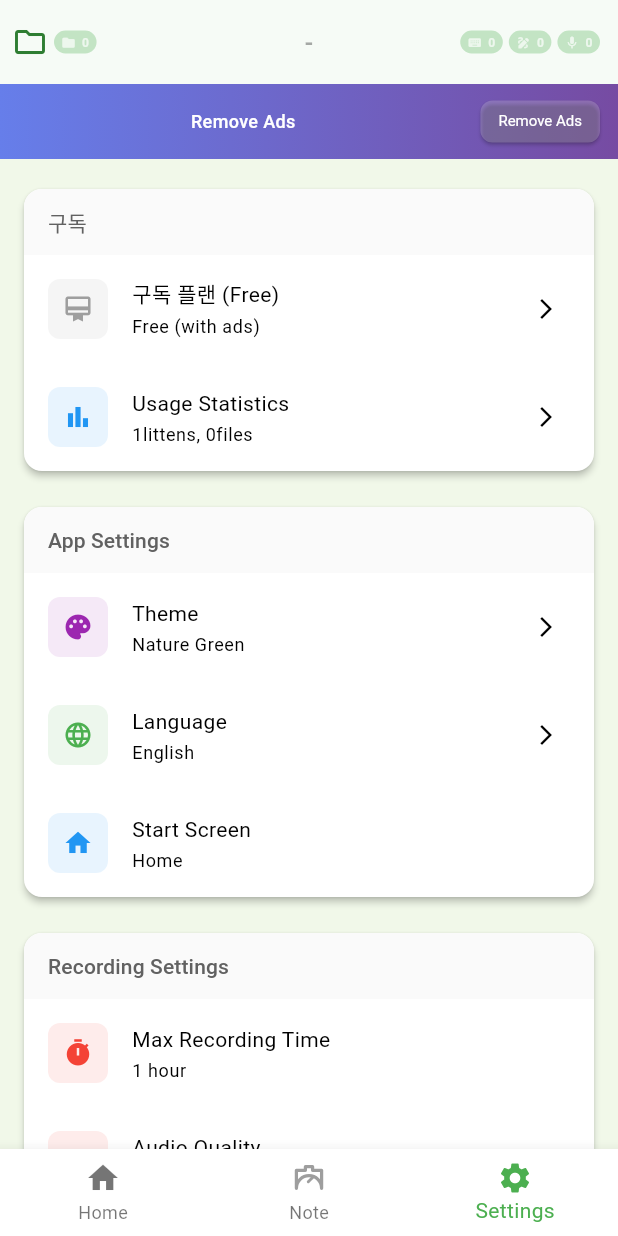
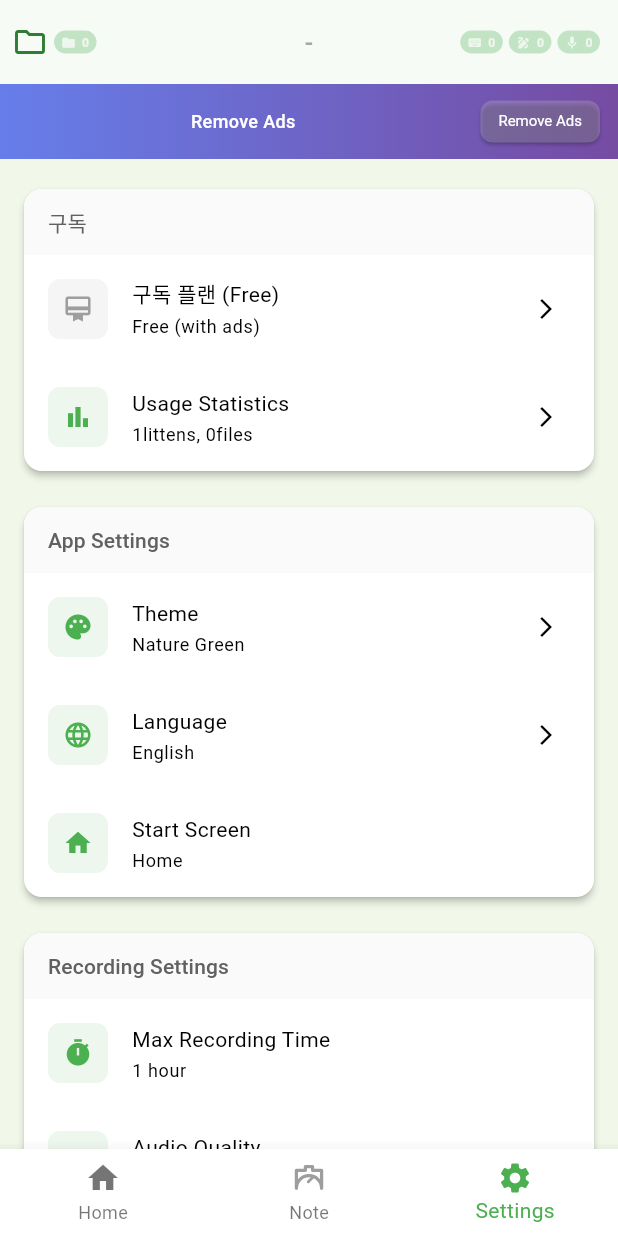
Before and after one commit to bgso7777/litten, a Flutter app: the MainTabScreen screen opened directly, item 3 of the bottom bar chosen, on a phone screen of 412 x 824 dp. Run offline on Flutter 3.47's test engine with Material 3 defaults, Android fonts, the light colour scheme and no system bars; our stand-ins replace audioplayers, file_picker, flutter_local_notifications, permission_handler, printing, shared_preferences and 2 more; missing offline and left inert: dart:html, flutter_painter_v2, flutter_pdfview, html_editor_enhanced, record, workmanager; accounts and stored records are empty; network calls fail; statements that could not run were skipped.

Commit message:
UI 개선 끝

```diff
--- a/frontend/lib/screens/settings_screen.dart
+++ b/frontend/lib/screens/settings_screen.dart
@@ -120,7 +120,7 @@ class _SettingsScreenState extends State<SettingsScreen> {
                 title: l10n?.usageStatistics ?? '사용량 통계',
                 subtitle:
                     '${appState.littens.length}${l10n?.littensCount ?? '개 리튼'}, ${_getTotalFileCount(appState)}${l10n?.filesCount ?? '개 파일'}',
-                iconColor: Colors.blue,
+                iconColor: Theme.of(context).primaryColor,
                 onTap: () => _showUsageDialog(context, appState),
               ),
             ]),
@@ -132,21 +132,21 @@ class _SettingsScreenState extends State<SettingsScreen> {
                 icon: Icons.palette,
                 title: l10n?.theme ?? '테마',
                 subtitle: _getThemeText(appState.themeType, l10n),
-                iconColor: Colors.purple,
+                iconColor: Theme.of(context).primaryColor,
                 onTap: () => _showThemeDialog(context, appState),
               ),
               _buildSettingsItem(
                 icon: Icons.language,
                 title: l10n?.language ?? '언어',
                 subtitle: _getLanguageText(appState.locale.languageCode),
-                iconColor: Colors.green,
+                iconColor: Theme.of(context).primaryColor,
                 onTap: () => _showLanguageDialog(context, appState),
               ),
               _buildSettingsItem(
                 icon: Icons.home,
                 title: l10n?.startScreen ?? '시작 화면',
                 subtitle: l10n?.homeTitle ?? '홈',
-                iconColor: Colors.blue,
+                iconColor: Theme.of(context).primaryColor,
               ),
             ]),
             AppSpacing.verticalSpaceL,
@@ -157,13 +157,13 @@ class _SettingsScreenState extends State<SettingsScreen> {
                 icon: Icons.timer,
                 title: l10n?.maxRecordingTime ?? '최대 녹음 시간',
                 subtitle: l10n?.maxRecordingTimeValue ?? '1시간',
-                iconColor: AppColors.recordingColor,
+                iconColor: Theme.of(context).primaryColor,
               ),
               _buildSettingsItem(
                 icon: Icons.headphones,
                 title: l10n?.audioQuality ?? '오디오 품질',
                 subtitle: l10n?.standardQuality ?? '표준',
-                iconColor: AppColors.recordingColor,
+                iconColor: Theme.of(context).primaryColor,
               ),
             ]),
             AppSpacing.verticalSpaceL,
@@ -174,13 +174,13 @@ class _SettingsScreenState extends State<SettingsScreen> {
                 icon: Icons.save,
                 title: l10n?.autoSaveInterval ?? '자동 저장 간격',
                 subtitle: l10n?.autoSaveIntervalValue ?? '3분',
-                iconColor: AppColors.writingColor,
+                iconColor: Theme.of(context).primaryColor,
               ),
               _buildSettingsItem(
                 icon: Icons.font_download,
                 title: l10n?.defaultFont ?? '기본 폰트',
                 subtitle: l10n?.systemFont ?? '시스템 폰트',
-                iconColor: AppColors.writingColor,
+                iconColor: Theme.of(context).primaryColor,
               ),
             ]),
             AppSpacing.verticalSpaceL,
@@ -195,7 +195,7 @@ class _SettingsScreenState extends State<SettingsScreen> {
                     : _registeredEmail != null
                     ? '$_registeredEmail (로그아웃)'
                     : '로그아웃',
-                iconColor: appState.isLoggedIn ? Colors.green : Colors.grey,
+                iconColor: Theme.of(context).primaryColor,
                 onTap: null,
               ),
               // 로그인 상태일 때
@@ -204,7 +204,7 @@ class _SettingsScreenState extends State<SettingsScreen> {
                   icon: Icons.lock_reset,
                   title: l10n?.changePassword ?? '비밀번호 변경',
                   subtitle: '계정 비밀번호를 변경합니다',
-                  iconColor: Colors.orange,
+                  iconColor: Theme.of(context).primaryColor,
                   onTap: () {
                     Navigator.push(
                       context,
@@ -218,7 +218,7 @@ class _SettingsScreenState extends State<SettingsScreen> {
                   icon: Icons.logout,
                   title: '로그아웃',
                   subtitle: '현재 계정에서 로그아웃합니다',
-                  iconColor: Colors.blue,
+                  iconColor: Theme.of(context).primaryColor,
                   onTap: () => _showLogoutDialog(context, appState),
                 ),
                 _buildSettingsItem(
@@ -235,7 +235,7 @@ class _SettingsScreenState extends State<SettingsScreen> {
                   icon: Icons.login,
                   title: '로그인',
                   subtitle: '계정에 로그인합니다',
-                  iconColor: Colors.blue,
+                  iconColor: Theme.of(context).primaryColor,
                   onTap: () {
                     Navigator.push(
                       context,
```
Also changed, not shown: 0_history.txt (+98 -75 lines), frontend/lib/widgets/text_tab.dart (+18 -17 lines).
